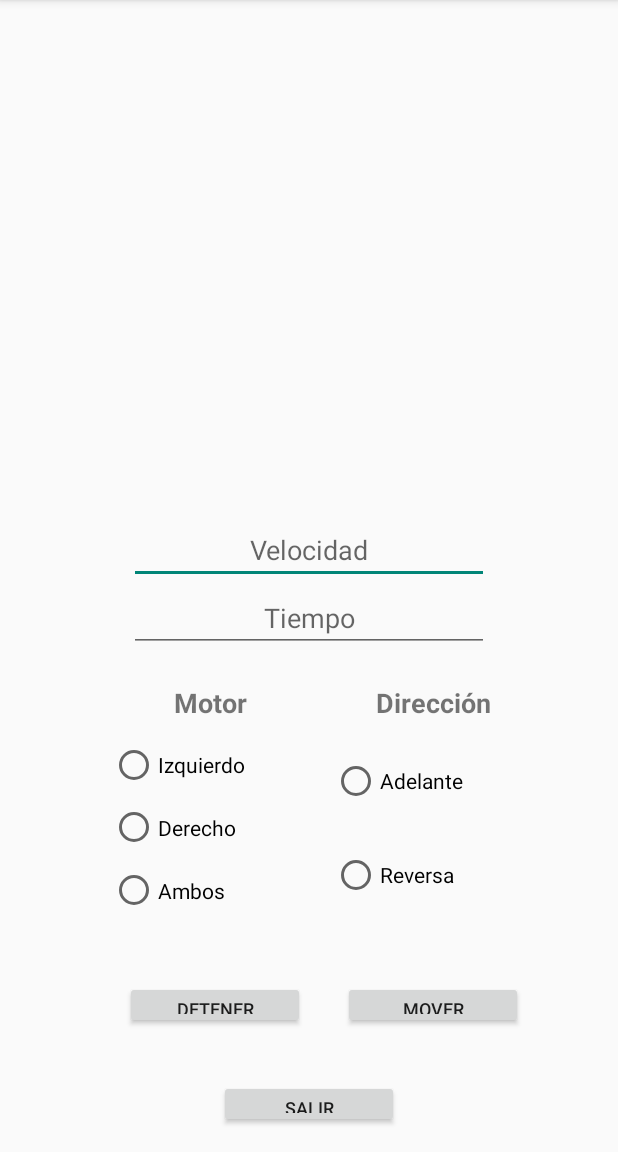
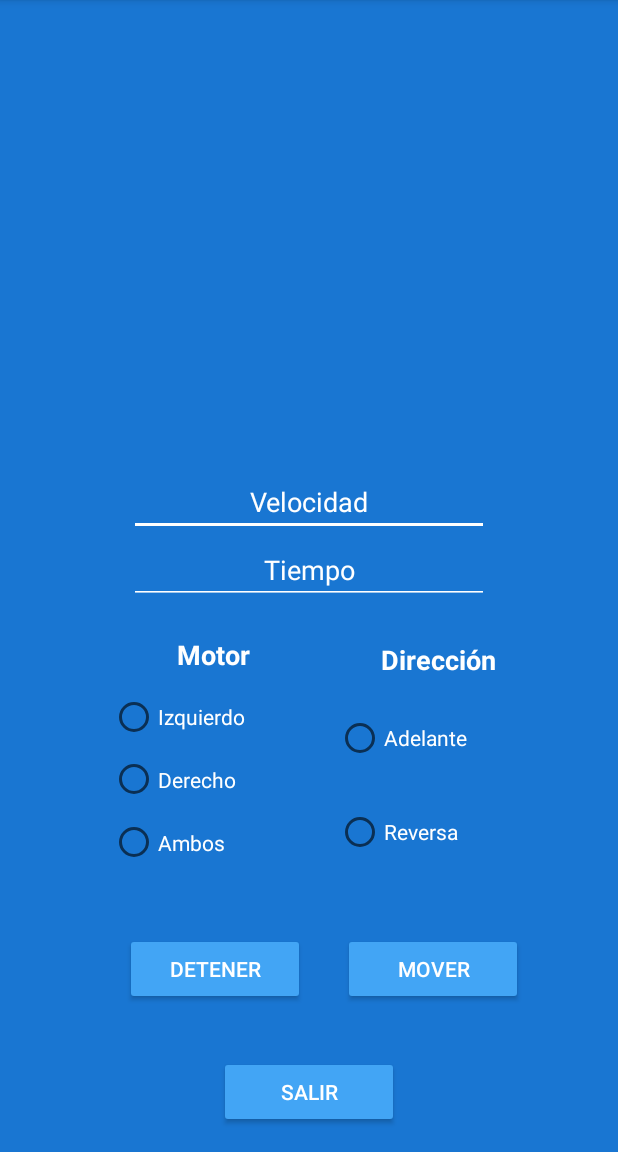
Before and after one commit to germantellezv/ControlRemoto, an Android app: the Main2Activity screen opened directly, with no data from a screen before it, on a phone screen of 412 x 824 dp, the part 84-1236 px from its top. Run offline under Robolectric (Android 15) with nearby library versions, the phone set to English and light mode, and no system bars; libraries missing offline, so code that uses them is left out: com.github.kittinunf.fuel, com.github.kittinunf.result.

Commit message:
Cambio de colores a Activity2. Pendiente por cambiar a Linear Layout o Relative Layout

```diff
--- a/app/src/main/res/layout/activity_main2.xml
+++ b/app/src/main/res/layout/activity_main2.xml
@@ -5,18 +5,22 @@
         xmlns:app="http://schemas.android.com/apk/res-auto"
         android:layout_width="match_parent"
         android:layout_height="match_parent"
-        tools:context=".Main2Activity">
+        tools:context=".Main2Activity"
+        android:background="@color/secondaryColor">
 
     <Button
             android:id="@+id/button"
             android:layout_width="120dp"
-            android:layout_height="32dp"
+            android:layout_height="wrap_content"
             android:layout_marginEnd="63dp"
             android:layout_marginBottom="34dp"
             android:text="@string/BtnMover"
-            android:textSize="12sp"
             app:layout_constraintBottom_toTopOf="@+id/button3"
-            app:layout_constraintEnd_toEndOf="parent" />
+            app:layout_constraintEnd_toEndOf="parent"
+            android:backgroundTint="@color/primaryColor"
+            android:textColor="@color/secondaryTextColor"
+
+    />
 
     <TextView
             android:id="@+id/textView4"
@@ -29,19 +33,21 @@
             android:textStyle="bold"
             app:layout_constraintBottom_toTopOf="@+id/radioGroup2"
             app:layout_constraintEnd_toStartOf="@+id/textView5"
-            app:layout_constraintStart_toStartOf="parent" />
+            app:layout_constraintStart_toStartOf="parent"
+            android:textColor="@color/secondaryTextColor"/>
 
     <TextView
             android:id="@+id/textView5"
             android:layout_width="135dp"
             android:layout_height="41dp"
-            android:layout_marginEnd="55dp"
+            android:layout_marginEnd="52dp"
             android:gravity="center"
             android:text="@string/TvDireccion"
             android:textSize="18sp"
             android:textStyle="bold"
             app:layout_constraintBottom_toTopOf="@+id/radioGroup"
-            app:layout_constraintEnd_toEndOf="parent" />
+            app:layout_constraintEnd_toEndOf="parent"
+            android:textColor="@color/secondaryTextColor"/>
 
     <RadioGroup
             android:id="@+id/radioGroup2"
@@ -58,21 +64,27 @@
                 android:layout_width="match_parent"
                 android:layout_height="wrap_content"
                 android:layout_weight="1"
-                android:text="@string/RbIzquierdo" />
+                android:text="@string/RbIzquierdo"
+                android:textColor="@color/secondaryTextColor"
+                />
 
         <RadioButton
                 android:id="@+id/radioButton_right"
                 android:layout_width="match_parent"
                 android:layout_height="wrap_content"
                 android:layout_weight="1"
-                android:text="@string/RbDerecho" />
+                android:text="@string/RbDerecho"
+                android:textColor="@color/secondaryTextColor"
+                />
 
         <RadioButton
                 android:id="@+id/radioButton_both"
                 android:layout_width="111dp"
                 android:layout_height="wrap_content"
                 android:layout_weight="1"
-                android:text="@string/RbAmbos" />
+                android:text="@string/RbAmbos"
+                android:textColor="@color/secondaryTextColor"
+                />
 
     </RadioGroup>
 
@@ -80,24 +92,31 @@
             android:id="@+id/radioGroup"
             android:layout_width="135dp"
             android:layout_height="125dp"
-            android:layout_marginBottom="39dp"
+            android:layout_marginBottom="36dp"
             app:layout_constraintBottom_toTopOf="@+id/button"
             app:layout_constraintEnd_toEndOf="@+id/button"
-            app:layout_constraintStart_toStartOf="@+id/button">
+            app:layout_constraintStart_toStartOf="@+id/button"
+            app:layout_constraintHorizontal_bias="0.333">
 
         <RadioButton
                 android:id="@+id/radioButton_F"
                 android:layout_width="135dp"
                 android:layout_height="wrap_content"
                 android:layout_weight="1"
-                android:text="@string/RbAdelante" />
+                android:text="@string/RbAdelante"
+                android:textColor="@color/secondaryTextColor"
+
+
+        />
 
         <RadioButton
                 android:id="@+id/radioButton_R"
-                android:layout_width="110dp"
+                android:layout_width="match_parent"
                 android:layout_height="wrap_content"
                 android:layout_weight="1"
-                android:text="@string/RbReversa" />
+                android:text="@string/RbReversa"
+                android:textColor="@color/secondaryTextColor"
+        />
     </RadioGroup>
 
     <TextView
@@ -125,6 +144,9 @@
             android:hint="Velocidad"
             android:inputType="number"
             android:textAlignment="center"
+            android:textColor="@color/secondaryTextColor"
+            android:textColorHint="@color/secondaryTextColor"
+            android:backgroundTint="@color/whiteColor"
             app:layout_constraintBottom_toTopOf="@+id/editTiempo"
             app:layout_constraintEnd_toEndOf="parent"
             app:layout_constraintStart_toStartOf="parent" />
@@ -140,6 +162,8 @@
             android:hint="Tiempo"
             android:inputType="number"
             android:textAlignment="center"
+            android:backgroundTint="@color/whiteColor"
+            android:textColorHint="@color/secondaryTextColor"
             app:layout_constraintBottom_toTopOf="@+id/textView4"
             app:layout_constraintEnd_toEndOf="parent"
             app:layout_constraintStart_toStartOf="parent" />
@@ -147,27 +171,32 @@
     <Button
             android:id="@+id/button2"
             android:layout_width="120dp"
-            android:layout_height="32dp"
+            android:layout_height="wrap_content"
+            android:backgroundTint="@color/primaryColor"
             android:layout_marginStart="69dp"
             android:layout_marginEnd="12dp"
             android:layout_marginBottom="34dp"
             android:text="@string/BtnDetener"
-            android:textSize="12sp"
+            android:textColor="@color/secondaryTextColor"
             app:layout_constraintBottom_toTopOf="@+id/button3"
             app:layout_constraintEnd_toStartOf="@+id/button"
-            app:layout_constraintStart_toStartOf="parent" />
+            app:layout_constraintStart_toStartOf="parent"
+
+    />
 
     <Button
             android:id="@+id/button3"
             android:layout_width="120dp"
-            android:layout_height="32dp"
+            android:layout_height="wrap_content"
+            android:backgroundTint="@color/primaryColor"
             android:layout_marginStart="132dp"
             android:layout_marginEnd="132dp"
             android:layout_marginBottom="16dp"
             android:text="@string/BtnSalir"
-            android:textSize="12sp"
+            android:textColor="@color/secondaryTextColor"
             app:layout_constraintBottom_toBottomOf="parent"
             app:layout_constraintEnd_toEndOf="parent"
-            app:layout_constraintStart_toStartOf="parent" />
+            app:layout_constraintStart_toStartOf="parent"
+    />
 
 </androidx.constraintlayout.widget.ConstraintLayout>
```
